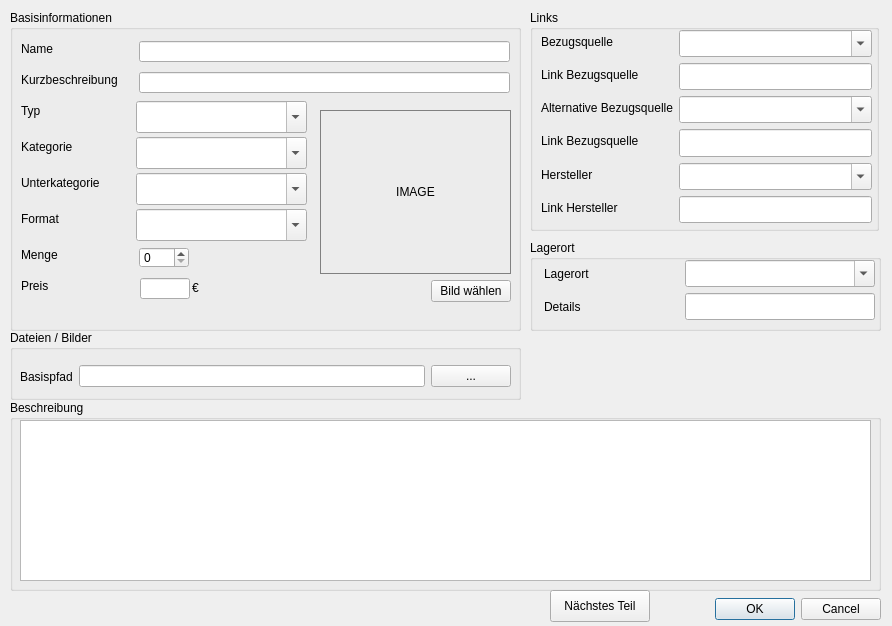
Old version of the form src/newpartdialog.ui in the repository oddscured/Partorium.
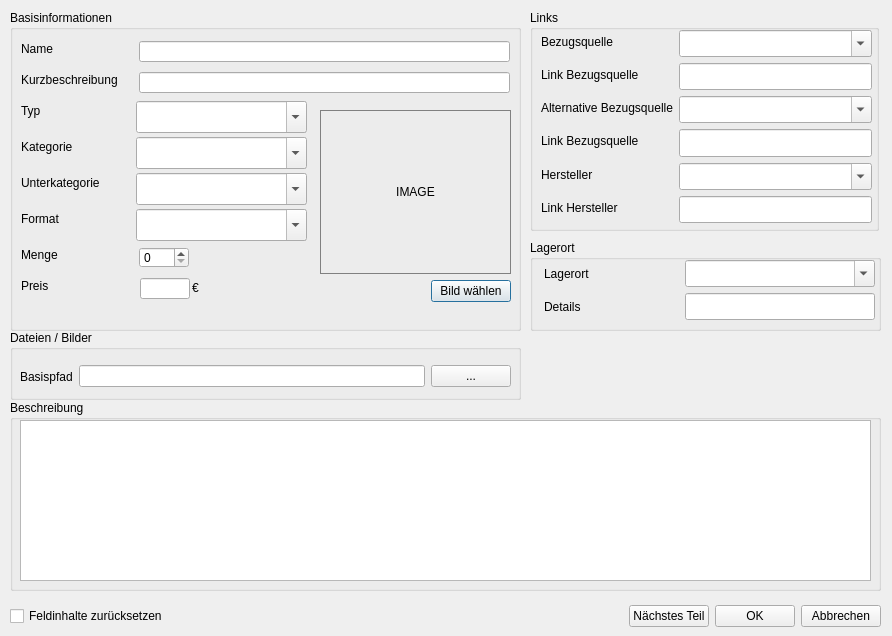
New version of the form.

Diff of the .ui file:
```diff
--- a/src/newpartdialog.ui
+++ b/src/newpartdialog.ui
@@ -7,28 +7,12 @@
     <x>0</x>
     <y>0</y>
     <width>892</width>
-    <height>626</height>
+    <height>636</height>
    </rect>
   </property>
   <property name="windowTitle">
    <string>Neues Bauteil eintragen</string>
   </property>
-  <widget class="QDialogButtonBox" name="buttonBox">
-   <property name="geometry">
-    <rect>
-     <x>540</x>
-     <y>593</y>
-     <width>341</width>
-     <height>32</height>
-    </rect>
-   </property>
-   <property name="orientation">
-    <enum>Qt::Orientation::Horizontal</enum>
-   </property>
-   <property name="standardButtons">
-    <set>QDialogButtonBox::StandardButton::Cancel|QDialogButtonBox::StandardButton::Ok</set>
-   </property>
-  </widget>
   <widget class="QGroupBox" name="grp_BaseInformation">
    <property name="geometry">
     <rect>
@@ -659,21 +643,61 @@
     </layout>
    </widget>
   </widget>
-  <widget class="QPushButton" name="btn_NextPart">
+  <widget class="QWidget" name="horizontalLayoutWidget">
    <property name="geometry">
     <rect>
-     <x>550</x>
-     <y>590</y>
-     <width>100</width>
+     <x>10</x>
+     <y>600</y>
+     <width>871</width>
      <height>32</height>
     </rect>
    </property>
-   <property name="text">
-    <string>Nächstes Teil</string>
-   </property>
-   <property name="autoDefault">
-    <bool>false</bool>
-   </property>
+   <layout class="QHBoxLayout" name="horizontalLayout_3">
+    <item>
+     <widget class="QCheckBox" name="checkBox">
+      <property name="text">
+       <string>Feldinhalte zurücksetzen</string>
+      </property>
+     </widget>
+    </item>
+    <item>
+     <spacer name="horizontalSpacer_2">
+      <property name="orientation">
+       <enum>Qt::Orientation::Horizontal</enum>
+      </property>
+      <property name="sizeHint" stdset="0">
+       <size>
+        <width>40</width>
+        <height>20</height>
+       </size>
+      </property>
+     </spacer>
+    </item>
+    <item>
+     <widget class="QPushButton" name="btn_NextPart">
+      <property name="text">
+       <string>Nächstes Teil</string>
+      </property>
+      <property name="autoDefault">
+       <bool>false</bool>
+      </property>
+     </widget>
+    </item>
+    <item>
+     <widget class="QPushButton" name="btn_Ok">
+      <property name="text">
+       <string>OK</string>
+      </property>
+     </widget>
+    </item>
+    <item>
+     <widget class="QPushButton" name="btn_Cancel">
+      <property name="text">
+       <string>Abbrechen</string>
+      </property>
+     </widget>
+    </item>
+   </layout>
   </widget>
  </widget>
  <resources/>
```
Left out of the diff: 35 changed lines with no effect on the pictures.
